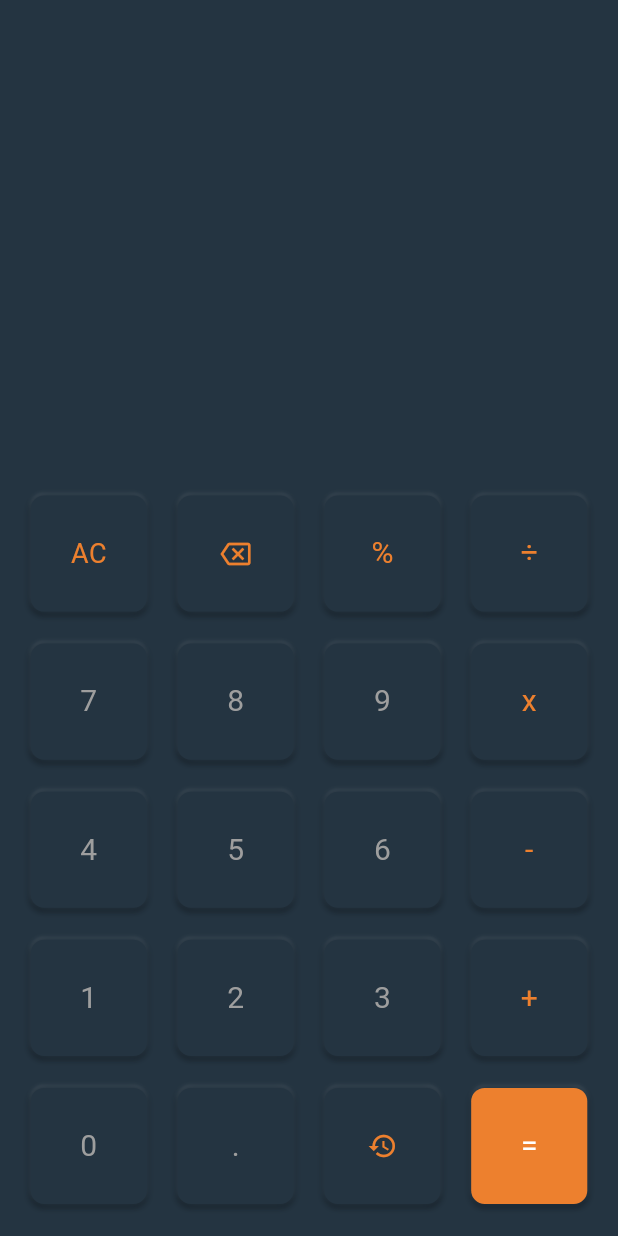
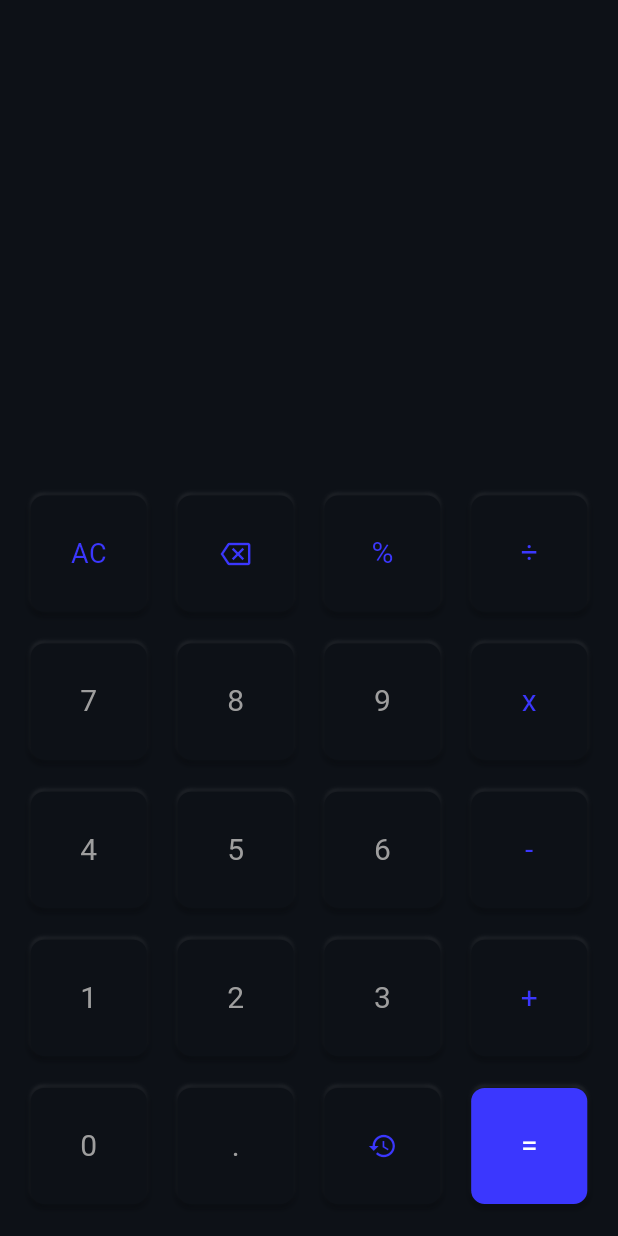
Before and after one commit to itsAliTahir/flutter_calculator_app, a Flutter app: the screen it shows after launch, on a phone screen of 412 x 824 dp. Run offline on Flutter 3.47's test engine with Material 3 defaults, Android fonts, the phone set to English and light mode, and no system bars; drawn by our look-alikes of flutter_bounceable.

```diff
--- a/lib/models/themedata.dart
+++ b/lib/models/themedata.dart
@@ -1,6 +1,6 @@
 import 'package:flutter/material.dart';
 
 // Dark Theme
-Color themeColor = const Color.fromARGB(255, 36, 52, 65);
+Color themeColor = const Color.fromARGB(255, 13, 17, 23);
 Color numericColor = Colors.grey;
-Color primaryColor = const Color.fromARGB(255, 237, 128, 46);
+Color primaryColor = const Color.fromARGB(255, 59, 55, 254);
--- a/lib/screens/homescreen.dart
+++ b/lib/screens/homescreen.dart
@@ -1,3 +1,4 @@
+import 'package:calculator_app/models/themedata.dart';
 import 'package:calculator_app/widgets/numpad.dart';
 import 'package:flutter/material.dart';
 
@@ -7,7 +8,7 @@ class HomeScreen extends StatelessWidget {
   @override
   Widget build(BuildContext context) {
     return Scaffold(
-      backgroundColor: const Color.fromARGB(255, 36, 52, 65),
+      backgroundColor: themeColor,
       body: Column(
         children: [
           Expanded(
--- /dev/null
+++ b/lib/widgets/button.dart
@@ -0,0 +1,106 @@
+import 'package:flutter/material.dart';
+import 'package:flutter_bounceable/flutter_bounceable.dart';
+
+import '../models/themedata.dart';
+
+class Button extends StatefulWidget {
+  String text;
+  Color textColor;
+  Color backgroundColor;
+  Button(String this.text, Color this.textColor, Color this.backgroundColor,
+      {super.key});
+
+  @override
+  State<Button> createState() => _ButtonState();
+}
+
+class _ButtonState extends State<Button> {
+  bool istapped = false;
+  String pressedButton = " ";
+  @override
+  Widget build(BuildContext context) {
+    double screenWidth = MediaQuery.of(context).size.width;
+    double screenHeight = MediaQuery.of(context).size.height;
+
+    print(screenWidth);
+    print(screenHeight);
+    return Bounceable(
+      onTap: () {},
+      onTapDown: (p0) {
+        setState(() {
+          istapped = true;
+          pressedButton = widget.text;
+        });
+      },
+      onTapUp: (p0) {
+        setState(() {
+          istapped = false;
+          pressedButton = " ";
+        });
+      },
+      child: Container(
+        width: screenHeight / 2 < screenWidth
+            ? (screenHeight / 2) * 0.2 - 5
+            : screenWidth * 0.2 - 5,
+        height: screenHeight / 2 < screenWidth
+            ? (screenHeight / 2) * 0.2 - 5
+            : screenWidth * 0.2 - 5,
+        decoration: BoxDecoration(
+            color: widget.backgroundColor,
+            borderRadius: BorderRadius.circular(9),
+            boxShadow: istapped && pressedButton == widget.text
+                ? []
+                : [
+                    const BoxShadow(
+                        color: Color.fromARGB(54, 255, 255, 255),
+                        offset: Offset(
+                          0,
+                          -1.5,
+                        ),
+                        blurRadius: 1),
+                    const BoxShadow(
+                        color: Color.fromARGB(184, 0, 0, 0),
+                        offset: Offset(
+                          0,
+                          2,
+                        ),
+                        blurRadius: 3),
+                    BoxShadow(
+                        color: themeColor,
+                        offset: const Offset(
+                          -1,
+                          0,
+                        ),
+                        blurRadius: 5),
+                    BoxShadow(
+                        color: themeColor,
+                        offset: const Offset(
+                          1,
+                          0,
+                        ),
+                        blurRadius: 5),
+                  ]),
+        child: Center(
+            child: widget.text == "<X|"
+                ? Icon(
+                    Icons.backspace_outlined,
+                    color: widget.textColor,
+                    size: 20,
+                  )
+                : widget.text == "Q"
+                    ? Icon(
+                        Icons.history,
+                        color: widget.textColor,
+                        size: 20,
+                      )
+                    : Text(
+                        widget.text,
+                        style: TextStyle(
+                            color: widget.textColor,
+                            fontSize: widget.text == "AC" ? 18 : 20,
+                            fontWeight: FontWeight.w400),
+                      )),
+      ),
+    );
+  }
+}
--- a/lib/widgets/numpad.dart
+++ b/lib/widgets/numpad.dart
@@ -1,9 +1,17 @@
 import 'package:calculator_app/models/themedata.dart';
 import 'package:flutter/material.dart';
+import 'package:flutter_bounceable/flutter_bounceable.dart';
 
-class NumPad extends StatelessWidget {
+import 'button.dart';
+
+class NumPad extends StatefulWidget {
   const NumPad({super.key});
 
+  @override
+  State<NumPad> createState() => _NumPadState();
+}
+
+class _NumPadState extends State<NumPad> {
   @override
   Widget build(BuildContext context) {
     double screenWidth = MediaQuery.of(context).size.width;
@@ -11,69 +19,6 @@ class NumPad extends StatelessWidget {
 
     print(screenWidth);
     print(screenHeight);
-    Widget button(String text, Color textColor, Color backgroundColor) {
-      return Container(
-        width: screenHeight / 2 < screenWidth
-            ? (screenHeight / 2) * 0.2 - 5
-            : screenWidth * 0.2 - 5,
-        height: screenHeight / 2 < screenWidth
-            ? (screenHeight / 2) * 0.2 - 5
-            : screenWidth * 0.2 - 5,
-        decoration: BoxDecoration(
-            color: backgroundColor,
-            borderRadius: BorderRadius.circular(9),
-            boxShadow: const [
-              BoxShadow(
-                  color: Color.fromARGB(54, 255, 255, 255),
-                  offset: Offset(
-                    0,
-                    -1.5,
-                  ),
-                  blurRadius: 1),
-              BoxShadow(
-                  color: Color.fromARGB(184, 0, 0, 0),
-                  offset: Offset(
-                    0,
-                    2,
-                  ),
-                  blurRadius: 3),
-              BoxShadow(
-                  color: Color.fromARGB(255, 36, 52, 65),
-                  offset: Offset(
-                    -1,
-                    0,
-                  ),
-                  blurRadius: 5),
-              BoxShadow(
-                  color: Color.fromARGB(255, 36, 52, 65),
-                  offset: Offset(
-                    1,
-                    0,
-                  ),
-                  blurRadius: 5),
-            ]),
-        child: Center(
-            child: text == "<X|"
-                ? Icon(
-                    Icons.backspace_outlined,
-                    color: textColor,
-                    size: 20,
-                  )
-                : text == "Q"
-                    ? Icon(
-                        Icons.history,
-                        color: textColor,
-                        size: 20,
-                      )
-                    : Text(
-                        text,
-                        style: TextStyle(
-                            color: textColor,
-                            fontSize: text == "AC" ? 18 : 20,
-                            fontWeight: FontWeight.w400),
-                      )),
-      );
-    }
 
     Widget buttonsRow(
         Widget ButtonA, Widget ButtonB, Widget ButtonC, Widget ButtonD) {
@@ -87,34 +32,34 @@ class NumPad extends StatelessWidget {
       mainAxisAlignment: MainAxisAlignment.spaceEvenly,
       children: [
         buttonsRow(
-          button("AC", primaryColor, themeColor),
-          button("<X|", primaryColor, themeColor),
-          button("%", primaryColor, themeColor),
-          button("÷", primaryColor, themeColor),
+          Button("AC", primaryColor, themeColor),
+          Button("<X|", primaryColor, themeColor),
+          Button("%", primaryColor, themeColor),
+          Button("÷", primaryColor, themeColor),
         ),
         buttonsRow(
-          button("7", numericColor, themeColor),
-          button("8", numericColor, themeColor),
-          button("9", numericColor, themeColor),
-          button("x", primaryColor, themeColor),
+          Button("7", numericColor, themeColor),
+          Button("8", numericColor, themeColor),
+          Button("9", numericColor, themeColor),
+          Button("x", primaryColor, themeColor),
         ),
         buttonsRow(
-          button("4", numericColor, themeColor),
-          button("5", numericColor, themeColor),
-          button("6", numericColor, themeColor),
-          button("-", primaryColor, themeColor),
+          Button("4", numericColor, themeColor),
+          Button("5", numericColor, themeColor),
+          Button("6", numericColor, themeColor),
+          Button("-", primaryColor, themeColor),
         ),
         buttonsRow(
-          button("1", numericColor, themeColor),
-          button("2", numericColor, themeColor),
-          button("3", numericColor, themeColor),
-          button("+", primaryColor, themeColor),
+          Button("1", numericColor, themeColor),
+          Button("2", numericColor, themeColor),
+          Button("3", numericColor, themeColor),
+          Button("+", primaryColor, themeColor),
         ),
         buttonsRow(
-          button("0", numericColor, themeColor),
-          button(".", numericColor, themeColor),
-          button("Q", primaryColor, themeColor),
-          button("=", Colors.white, primaryColor),
+          Button("0", numericColor, themeColor),
+          Button(".", numericColor, themeColor),
+          Button("Q", primaryColor, themeColor),
+          Button("=", Colors.white, primaryColor),
         ),
       ],
     );
```
